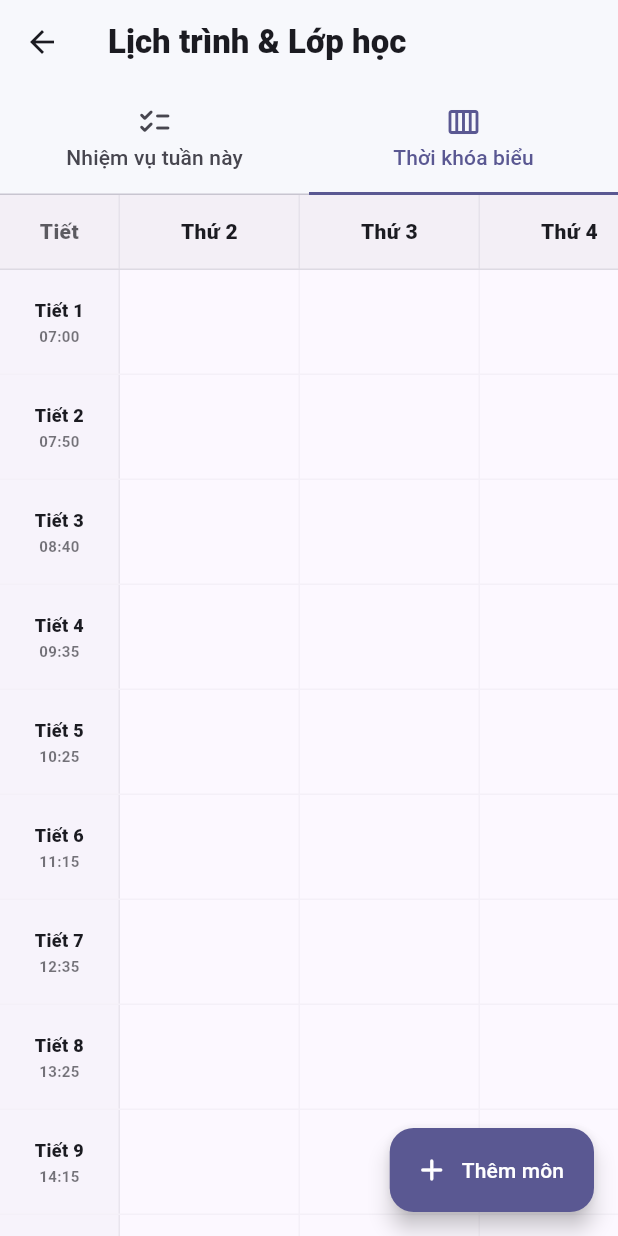
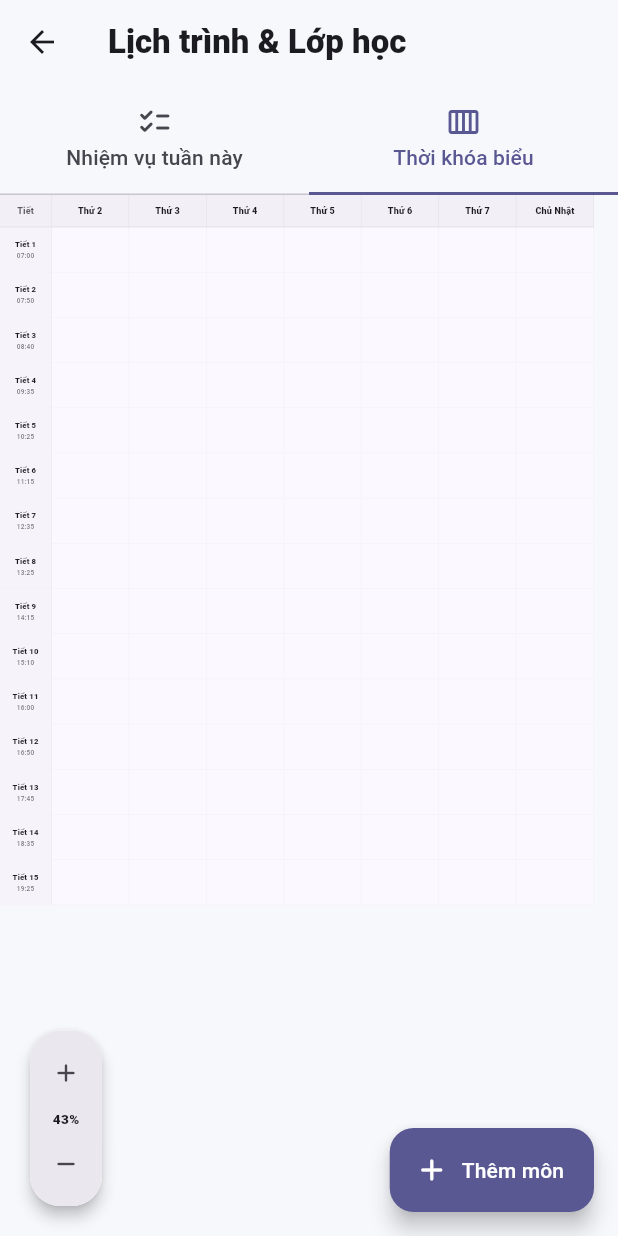
Before and after one commit to tan1612/taskai_flutter, a Flutter app: the ScheduleScreen screen opened directly, tab 2 chosen, on a phone screen of 412 x 824 dp. Run offline on Flutter 3.47's test engine with Material 3 defaults, Android fonts, the phone set to English and light mode, and no system bars; our stand-ins replace cloud_firestore, dio, firebase_auth, firebase_core, fl_chart, flutter_dotenv and 8 more; accounts and stored records are empty; network calls fail.

Commit message:
feat: implement auto-fit and zoom buttons in timetable grid view, fix iOS notification permissions class resolution

```diff
--- a/lib/data/services/notification_service.dart
+++ b/lib/data/services/notification_service.dart
@@ -96,7 +96,7 @@ class NotificationService {
 
     if (!kIsWeb && Platform.isIOS) {
       final iosPlugin = _plugin.resolvePlatformSpecificImplementation<
-          IOSFlutterLocalNotificationsPlugin>();
+          DarwinFlutterLocalNotificationsPlugin>();
 
       final granted = await iosPlugin?.requestPermissions(
         alert: true,
@@ -134,7 +134,7 @@ class NotificationService {
     }
     if (Platform.isIOS) {
       final iosPlugin = _plugin.resolvePlatformSpecificImplementation<
-          IOSFlutterLocalNotificationsPlugin>();
+          DarwinFlutterLocalNotificationsPlugin>();
       final isGranted = await iosPlugin?.requestPermissions(
         alert: true,
         badge: true,
--- a/lib/presentation/widgets/timetable_grid_view.dart
+++ b/lib/presentation/widgets/timetable_grid_view.dart
@@ -3,15 +3,72 @@ import 'package:flutter_riverpod/flutter_riverpod.dart';
 import 'package:taskai/data/models/timetable_slot.dart';
 import 'package:taskai/presentation/screens/timetable_form_screen.dart';
 
-class TimetableGridView extends ConsumerWidget {
+class TimetableGridView extends ConsumerStatefulWidget {
   final List<TimetableSlot> slots;
 
   const TimetableGridView({super.key, required this.slots});
+
+  @override
+  ConsumerState<TimetableGridView> createState() => _TimetableGridViewState();
+}
+
+class _TimetableGridViewState extends ConsumerState<TimetableGridView> {
+  late TransformationController _transformationController;
+  double _currentScale = 1.0;
+  bool _isScaleInitialized = false;
 
   static const double _rowHeight = 70.0;
   static const double _headerHeight = 50.0;
   static const double _labelWidth = 80.0;
   static const double _columnWidth = 120.0;
+
+  @override
+  void initState() {
+    super.initState();
+    _transformationController = TransformationController();
+    _transformationController.addListener(_handleTransformChanged);
+  }
+
+  @override
+  void dispose() {
+    _transformationController.removeListener(_handleTransformChanged);
+    _transformationController.dispose();
+    super.dispose();
+  }
+
+  void _handleTransformChanged() {
+    final double scale = _transformationController.value.entry(0, 0);
+    if (_currentScale != scale) {
+      setState(() {
+        _currentScale = scale;
+      });
+    }
+  }
+
+  void _zoomIn() {
+    final double targetScale = (_currentScale + 0.15).clamp(0.2, 3.0);
+    _updateScale(targetScale);
+  }
+
+  void _zoomOut() {
+    final double targetScale = (_currentScale - 0.15).clamp(0.2, 3.0);
+    _updateScale(targetScale);
+  }
+
+  void _updateScale(double targetScale) {
+    final Matrix4 currentMatrix = _transformationController.value;
+    final double translationX = currentMatrix.entry(0, 3);
+    final double translationY = currentMatrix.entry(1, 3);
+
+    final translation = Matrix4.translationValues(translationX, translationY, 0.0);
+    final scale = Matrix4.diagonal3Values(targetScale, targetScale, 1.0);
+    final newMatrix = translation * scale;
+
+    setState(() {
+      _transformationController.value = newMatrix;
+      _currentScale = targetScale;
+    });
+  }
 
   String _getDayLabel(int day) {
     if (day == 7) return 'Chủ Nhật';
@@ -63,17 +120,30 @@ class TimetableGridView extends ConsumerWidget {
   }
 
   @override
-  Widget build(BuildContext context, WidgetRef ref) {
+  Widget build(BuildContext context) {
     final isDark = Theme.of(context).brightness == Brightness.dark;
     final scheme = Theme.of(context).colorScheme;
 
     final double totalWidth = _labelWidth + (_columnWidth * 7);
     final double totalHeight = _headerHeight + (_rowHeight * 15);
 
-    return InteractiveViewer(
+    // Automatically fit the timetable width on first build
+    if (!_isScaleInitialized) {
+      final screenWidth = MediaQuery.of(context).size.width;
+      final double fitScale = (screenWidth - 16.0) / totalWidth;
+      final double initialScale = fitScale.clamp(0.2, 3.0);
+      _transformationController.value = Matrix4.diagonal3Values(initialScale, initialScale, 1.0);
+      _currentScale = initialScale;
+      _isScaleInitialized = true;
+    }
+
+    return Stack(
+      children: [
+        InteractiveViewer(
+          transformationController: _transformationController,
           constrained: false,
-      minScale: 0.5,
-      maxScale: 2.0,
+          minScale: 0.2,
+          maxScale: 3.0,
           boundaryMargin: const EdgeInsets.all(40.0),
           child: Container(
             width: totalWidth,
@@ -206,7 +276,7 @@ class TimetableGridView extends ConsumerWidget {
                 }),
 
                 // 3. Đè các thẻ môn học lên lưới (Timeline Blocks)
-              ...slots.map((slot) {
+                ...widget.slots.map((slot) {
                   final int colIndex = slot.dayOfWeek - 1;
                   final int rowIndex = slot.startPeriod - 1;
                   final int span = slot.endPeriod - slot.startPeriod + 1;
@@ -322,6 +392,53 @@ class TimetableGridView extends ConsumerWidget {
               ],
             ),
           ),
+        ),
+        // Bộ nút Zoom (+) (-) nổi trên góc trái dưới cùng
+        Positioned(
+          left: 16,
+          bottom: 16,
+          child: Card(
+            elevation: 4,
+            shape: RoundedRectangleBorder(
+              borderRadius: BorderRadius.circular(20),
+            ),
+            child: Container(
+              padding: const EdgeInsets.symmetric(horizontal: 4, vertical: 8),
+              decoration: BoxDecoration(
+                color: scheme.surfaceContainerHigh,
+                borderRadius: BorderRadius.circular(20),
+              ),
+              child: Column(
+                mainAxisSize: MainAxisSize.min,
+                children: [
+                  IconButton(
+                    icon: const Icon(Icons.add_rounded, size: 20),
+                    visualDensity: VisualDensity.compact,
+                    onPressed: _zoomIn,
+                    tooltip: 'Phóng to',
+                  ),
+                  const SizedBox(height: 4),
+                  Text(
+                    '${(_currentScale * 100).round()}%',
+                    style: TextStyle(
+                      fontSize: 9,
+                      fontWeight: FontWeight.w900,
+                      color: scheme.onSurface,
+                    ),
+                  ),
+                  const SizedBox(height: 4),
+                  IconButton(
+                    icon: const Icon(Icons.remove_rounded, size: 20),
+                    visualDensity: VisualDensity.compact,
+                    onPressed: _zoomOut,
+                    tooltip: 'Thu nhỏ',
+                  ),
+                ],
+              ),
+            ),
+          ),
+        ),
+      ],
     );
   }
 }
```
Lines whose indentation alone changed are shown as unchanged.
